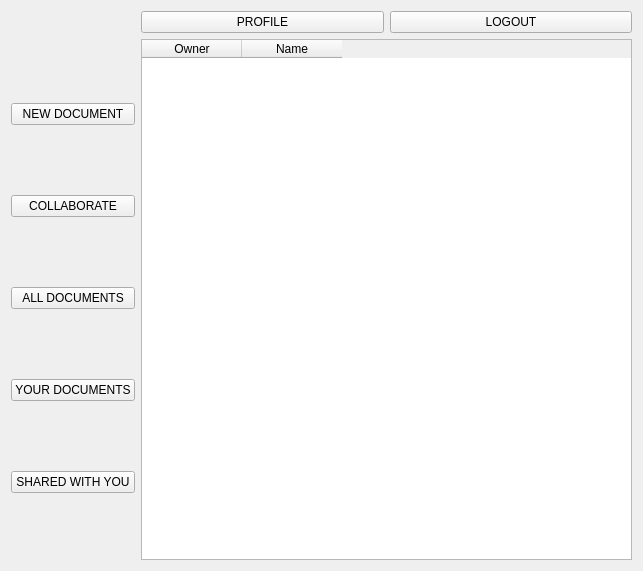
First picture: the form in src/client_new/ui/home.ui, repository franco-ruggeri/write-together, before the edit.
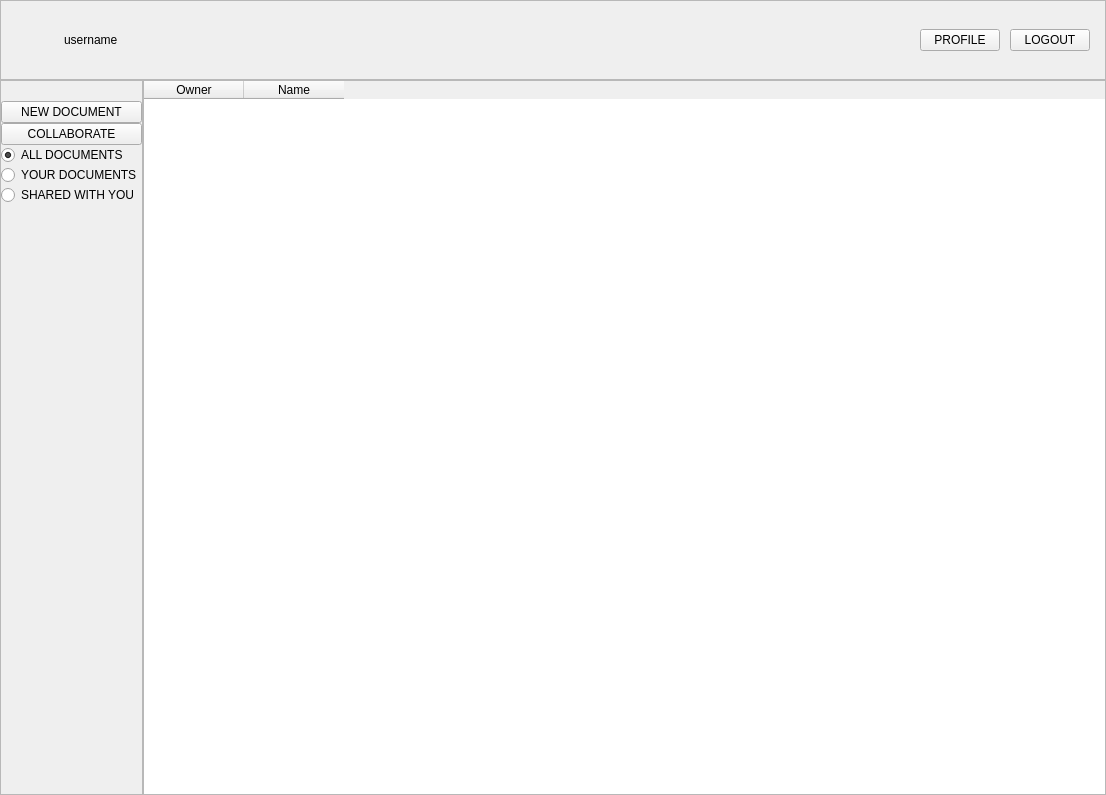
Second picture: the form after the edit. Icons and pictures are not drawn.

Commit message: integrate and refactor: GUI for home

Patch:
```diff
--- a/src/client_new/ui/home.ui
+++ b/src/client_new/ui/home.ui
@@ -6,91 +6,377 @@
    <rect>
     <x>0</x>
     <y>0</y>
-    <width>643</width>
-    <height>571</height>
+    <width>1106</width>
+    <height>795</height>
    </rect>
   </property>
   <property name="windowTitle">
    <string>Form</string>
   </property>
+  <property name="styleSheet">
+   <string notr="true">* {
+	font-family: &quot;Roboto Light&quot;;
+	font-size: 14px;
+    font-weight: 700;
+}
+
+QFrame {
+	border: none;
+}
+
+QFrame#header {
+	background-color:  #1e2530;
+}
+
+QFrame#actions {
+	background-color: #2c3645;
+}
+
+QFrame#header QPushButton {
+	padding: 4px 16px 5px;
+	min-width: 150;
+	min-height: 45;
+    border-radius: 20px;
+}
+
+QFrame#actions QRadioButton,QPushButton {
+	padding: 4px 16px 5px;
+	border: none;
+    width: 100%;
+	min-width: 300;
+	min-height: 45;
+    color: white;
+}
+
+QFrame#actions QPushButton {
+	text-align: left;
+}
+
+QFrame#actions QPushButton:hover {
+	background-color: green;
+}
+
+QFrame#actions QRadioButton:hover {
+	background-color: #48586F;
+}
+
+QFrame#actions QRadioButton::indicator {
+	width: 38;
+	height: 38;
+}
+
+QFrame#actions QRadioButton:checked {
+	background-color: #1e2530;
+}
+
+QPushButton#profile {
+	color: white;
+	border: 1px solid white;
+}
+
+QPushButton#profile:hover {
+	color: black;
+	background-color:  white;
+}
+
+QPushButton#logout {
+	color: red;
+	border: 1px solid red;
+}
+
+QPushButton#logout:hover {
+	color: white;
+	background-color:  red;
+}
+
+QRadioButton#new_document::indicator {
+	image: url(:/images/home/new_document.png);
+}
+
+QRadioButton#collaborate::indicator {
+	image: url(:/images/home/collaborate.png);
+}
+
+QRadioButton#all_documents::indicator {
+	image: url(:/images/home/all_documents.png);
+}
+
+QRadioButton#your_documents::indicator {
+	image: url(:/images/home/your_documents.png);
+}
+
+QRadioButton#shared_with_you::indicator {
+	image: url(:/images/home/shared_with_you.png);
+}
+
+QLabel#username {
+	color: white;
+}</string>
+  </property>
   <layout class="QGridLayout" name="gridLayout">
-   <item row="0" column="0">
-    <layout class="QHBoxLayout" name="horizontalLayout_2">
-     <item>
-      <widget class="QLabel" name="icon">
-       <property name="text">
-        <string/>
-       </property>
-      </widget>
-     </item>
-     <item>
-      <widget class="QLabel" name="username">
-       <property name="text">
-        <string/>
-       </property>
-      </widget>
-     </item>
-    </layout>
+   <property name="leftMargin">
+    <number>0</number>
+   </property>
+   <property name="topMargin">
+    <number>0</number>
+   </property>
+   <property name="rightMargin">
+    <number>0</number>
+   </property>
+   <property name="bottomMargin">
+    <number>0</number>
+   </property>
+   <property name="spacing">
+    <number>0</number>
+   </property>
+   <item row="4" column="0">
+    <widget class="QFrame" name="actions">
+     <property name="styleSheet">
+      <string notr="true"/>
+     </property>
+     <property name="frameShape">
+      <enum>QFrame::StyledPanel</enum>
+     </property>
+     <property name="frameShadow">
+      <enum>QFrame::Raised</enum>
+     </property>
+     <layout class="QVBoxLayout" name="verticalLayout">
+      <property name="spacing">
+       <number>0</number>
+      </property>
+      <property name="leftMargin">
+       <number>0</number>
+      </property>
+      <property name="topMargin">
+       <number>20</number>
+      </property>
+      <property name="rightMargin">
+       <number>0</number>
+      </property>
+      <property name="bottomMargin">
+       <number>0</number>
+      </property>
+      <item>
+       <widget class="QPushButton" name="new_document">
+        <property name="cursor">
+         <cursorShape>PointingHandCursor</cursorShape>
+        </property>
+        <property name="text">
+         <string>NEW DOCUMENT</string>
+        </property>
+        <property name="icon">
+         <iconset resource="resource.qrc">
+          <normaloff>:/images/home/new_document.png</normaloff>:/images/home/new_document.png</iconset>
+        </property>
+        <property name="iconSize">
+         <size>
+          <width>38</width>
+          <height>38</height>
+         </size>
+        </property>
+       </widget>
+      </item>
+      <item>
+       <widget class="QPushButton" name="collaborate">
+        <property name="cursor">
+         <cursorShape>PointingHandCursor</cursorShape>
+        </property>
+        <property name="text">
+         <string>COLLABORATE</string>
+        </property>
+        <property name="icon">
+         <iconset resource="resource.qrc">
+          <normaloff>:/images/home/collaborate.png</normaloff>:/images/home/collaborate.png</iconset>
+        </property>
+        <property name="iconSize">
+         <size>
+          <width>38</width>
+          <height>38</height>
+         </size>
+        </property>
+       </widget>
+      </item>
+      <item>
+       <widget class="QRadioButton" name="all_documents">
+        <property name="cursor">
+         <cursorShape>PointingHandCursor</cursorShape>
+        </property>
+        <property name="text">
+         <string>ALL DOCUMENTS</string>
+        </property>
+        <property name="checked">
+         <bool>true</bool>
+        </property>
+       </widget>
+      </item>
+      <item>
+       <widget class="QRadioButton" name="your_documents">
+        <property name="cursor">
+         <cursorShape>PointingHandCursor</cursorShape>
+        </property>
+        <property name="text">
+         <string>YOUR DOCUMENTS</string>
+        </property>
+       </widget>
+      </item>
+      <item>
+       <widget class="QRadioButton" name="shared_with_you">
+        <property name="cursor">
+         <cursorShape>PointingHandCursor</cursorShape>
+        </property>
+        <property name="text">
+         <string>SHARED WITH YOU</string>
+        </property>
+       </widget>
+      </item>
+      <item>
+       <spacer name="verticalSpacer">
+        <property name="orientation">
+         <enum>Qt::Vertical</enum>
+        </property>
+        <property name="sizeHint" stdset="0">
+         <size>
+          <width>20</width>
+          <height>40</height>
+         </size>
+        </property>
+       </spacer>
+      </item>
+     </layout>
+    </widget>
    </item>
-   <item row="0" column="1">
-    <layout class="QHBoxLayout" name="horizontalLayout">
-     <item>
-      <widget class="QPushButton" name="profile">
-       <property name="text">
-        <string>PROFILE</string>
-       </property>
-      </widget>
-     </item>
-     <item>
-      <widget class="QPushButton" name="logout">
-       <property name="text">
-        <string>LOGOUT</string>
-       </property>
-      </widget>
-     </item>
-    </layout>
+   <item row="0" column="0" colspan="2">
+    <widget class="QFrame" name="header">
+     <property name="styleSheet">
+      <string notr="true"/>
+     </property>
+     <property name="frameShape">
+      <enum>QFrame::StyledPanel</enum>
+     </property>
+     <property name="frameShadow">
+      <enum>QFrame::Raised</enum>
+     </property>
+     <layout class="QHBoxLayout" name="horizontalLayout_3">
+      <property name="leftMargin">
+       <number>15</number>
+      </property>
+      <property name="topMargin">
+       <number>20</number>
+      </property>
+      <property name="rightMargin">
+       <number>15</number>
+      </property>
+      <property name="bottomMargin">
+       <number>20</number>
+      </property>
+      <item>
+       <layout class="QHBoxLayout" name="horizontalLayout_2">
+        <property name="spacing">
+         <number>10</number>
+        </property>
+        <item>
+         <widget class="QLabel" name="icon">
+          <property name="sizePolicy">
+           <sizepolicy hsizetype="Fixed" vsizetype="Fixed">
+            <horstretch>0</horstretch>
+            <verstretch>0</verstretch>
+           </sizepolicy>
+          </property>
+          <property name="minimumSize">
+           <size>
+            <width>38</width>
+            <height>38</height>
+           </size>
+          </property>
+          <property name="maximumSize">
+           <size>
+            <width>38</width>
+            <height>38</height>
+           </size>
+          </property>
+          <property name="text">
+           <string/>
+          </property>
+          <property name="pixmap">
+           <pixmap resource="resource.qrc">:/images/profile/default.png</pixmap>
+          </property>
+         </widget>
+        </item>
+        <item>
+         <widget class="QLabel" name="username">
+          <property name="text">
+           <string>username</string>
+          </property>
+         </widget>
+        </item>
+       </layout>
+      </item>
+      <item>
+       <spacer name="horizontalSpacer">
+        <property name="orientation">
+         <enum>Qt::Horizontal</enum>
+        </property>
+        <property name="sizeHint" stdset="0">
+         <size>
+          <width>552</width>
+          <height>17</height>
+         </size>
+        </property>
+       </spacer>
+      </item>
+      <item>
+       <layout class="QHBoxLayout" name="horizontalLayout">
+        <property name="spacing">
+         <number>10</number>
+        </property>
+        <property name="leftMargin">
+         <number>0</number>
+        </property>
+        <property name="topMargin">
+         <number>0</number>
+        </property>
+        <item>
+         <widget class="QPushButton" name="profile">
+          <property name="cursor">
+           <cursorShape>PointingHandCursor</cursorShape>
+          </property>
+          <property name="styleSheet">
+           <string notr="true"/>
+          </property>
+          <property name="text">
+           <string>PROFILE</string>
+          </property>
+         </widget>
+        </item>
+        <item>
+         <widget class="QPushButton" name="logout">
+          <property name="cursor">
+           <cursorShape>PointingHandCursor</cursorShape>
+          </property>
+          <property name="styleSheet">
+           <string notr="true"/>
+          </property>
+          <property name="text">
+           <string>LOGOUT</string>
+          </property>
+         </widget>
+        </item>
+       </layout>
+      </item>
+     </layout>
+    </widget>
    </item>
-   <item row="1" column="0">
-    <layout class="QVBoxLayout" name="verticalLayout">
-     <item>
-      <widget class="QPushButton" name="new_document">
-       <property name="text">
-        <string>NEW DOCUMENT</string>
-       </property>
-      </widget>
-     </item>
-     <item>
-      <widget class="QPushButton" name="collaborate">
-       <property name="text">
-        <string>COLLABORATE</string>
-       </property>
-      </widget>
-     </item>
-     <item>
-      <widget class="QPushButton" name="all_documents">
-       <property name="text">
-        <string>ALL DOCUMENTS</string>
-       </property>
-      </widget>
-     </item>
-     <item>
-      <widget class="QPushButton" name="your_documents">
-       <property name="text">
-        <string>YOUR DOCUMENTS</string>
-       </property>
-      </widget>
-     </item>
-     <item>
-      <widget class="QPushButton" name="shared_with_you">
-       <property name="text">
-        <string>SHARED WITH YOU</string>
-       </property>
-      </widget>
-     </item>
-    </layout>
-   </item>
-   <item row="1" column="1">
+   <item row="4" column="1">
     <widget class="QTableWidget" name="documents">
+     <property name="cursor" stdset="0">
+      <cursorShape>ArrowCursor</cursorShape>
+     </property>
+     <property name="focusPolicy">
+      <enum>Qt::NoFocus</enum>
+     </property>
+     <property name="styleSheet">
+      <string notr="true"/>
+     </property>
      <property name="editTriggers">
       <set>QAbstractItemView::NoEditTriggers</set>
      </property>
@@ -103,33 +389,39 @@
      <property name="showGrid">
       <bool>false</bool>
      </property>
-     <property name="rowCount">
-      <number>0</number>
-     </property>
-     <property name="columnCount">
-      <number>2</number>
-     </property>
-     <attribute name="horizontalHeaderVisible">
+     <property name="sortingEnabled">
       <bool>true</bool>
-     </attribute>
+     </property>
      <attribute name="horizontalHeaderCascadingSectionResizes">
       <bool>false</bool>
      </attribute>
-     <attribute name="horizontalHeaderHighlightSections">
+     <attribute name="horizontalHeaderShowSortIndicator" stdset="0">
+      <bool>true</bool>
+     </attribute>
+     <attribute name="horizontalHeaderStretchLastSection">
       <bool>false</bool>
      </attribute>
      <attribute name="verticalHeaderVisible">
       <bool>false</bool>
      </attribute>
+     <attribute name="verticalHeaderStretchLastSection">
+      <bool>false</bool>
+     </attribute>
      <column>
       <property name="text">
        <string>Owner</string>
       </property>
+      <property name="textAlignment">
+       <set>AlignCenter</set>
+      </property>
      </column>
      <column>
       <property name="text">
        <string>Name</string>
       </property>
+      <property name="textAlignment">
+       <set>AlignCenter</set>
+      </property>
      </column>
     </widget>
    </item>
```
Left out of the diff: 25 changed lines with no effect on the pictures. The commit also changes 10 other files.
